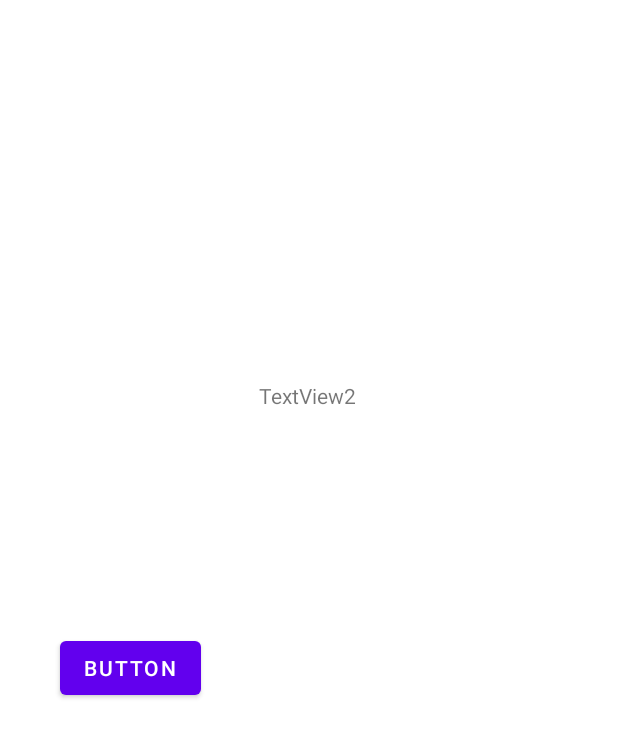
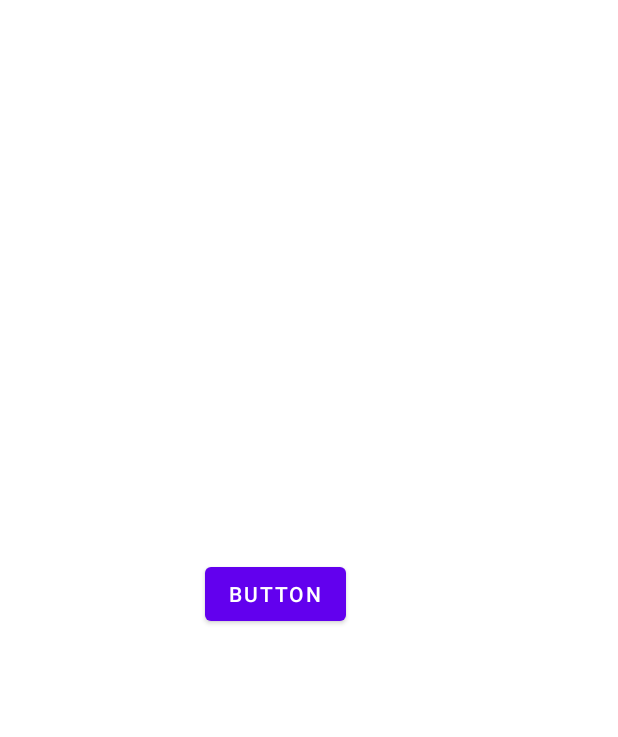
Before and after one commit to champseo2017/learn_kotlin_02, an Android app: the screen it shows after launch (MainActivity), on a phone screen of 412 x 824 dp. Shown: the top 737 px of the screen. Run offline under Robolectric (Android 15) with nearby library versions, the phone set to English and light mode, and no system bars.

Commit message:
การระบุตำแหน่งด้วย Guideline

```diff
--- a/app/src/main/java/com/example/myapp01/MainActivity.kt
+++ b/app/src/main/java/com/example/myapp01/MainActivity.kt
@@ -20,7 +20,12 @@ class MainActivity: AppCompatActivity() {
 //            Snackbar.make(view, "Hello Snackbar", Snackbar.LENGTH_LONG).show()
 //        }
     }
-    /*  การยกเลิกการยึดติดของ ConstraintLayout
-        - คลิกขวาเลือกคำสั่ง Clear Constraints of Selection เพื่อยกเลิกการยึดติด
+    /*  การระบุตำแหน่งด้วย Guideline
+       - Guideline เป็นแนวทางที่สมมติขึ้นมา ทำหน้าที่ช่วยยืนยันตำแหน่งใน ConstraintLayout ง่ายยิ่งขึ้น ซึ้งมี
+         2 ประเภทคือ
+           - อ้างอิงตามแนวนอน (แกน x) เรียกว่า Vertical Guideline
+           - อ้างอิงตามแนวตั้ง (แกน y) เรียกว่า Horizontal Guideline
+           - การอ้างอิงตามแนวนอนเข้ากับ Vertical Guideline และ Horizontal Guideline อ้างอิงตามแนวตั้ง
+           ครอบแล้วไม่ต้องอ้างอิง ConstraintLayout ก็ได้ ถือว่าการอ้างอิงตำแหน่งสมบูรณ์
     * */
 }
--- a/app/src/main/res/layout/activity_main.xml
+++ b/app/src/main/res/layout/activity_main.xml
@@ -11,28 +11,29 @@
         android:layout_width="match_parent"
         android:layout_height="match_parent">
 
-
-        <TextView
-            android:id="@+id/textview2"
+        <Button
+            android:id="@+id/button2"
             android:layout_width="wrap_content"
             android:layout_height="wrap_content"
-            android:text="@string/textview2"
-            app:layout_constraintBottom_toBottomOf="parent"
-            app:layout_constraintEnd_toEndOf="parent"
-            app:layout_constraintHorizontal_bias="0.498"
-            app:layout_constraintStart_toStartOf="parent"
-            app:layout_constraintTop_toTopOf="parent"
-            app:layout_constraintVertical_bias="0.316" />
+            android:layout_marginStart="36dp"
+            android:layout_marginTop="104dp"
+            android:text="Button"
+            app:layout_constraintStart_toStartOf="@+id/guideline2"
+            app:layout_constraintTop_toTopOf="@+id/guideline3" />
 
-        <Button
-            android:id="@+id/button"
+        <androidx.constraintlayout.widget.Guideline
+            android:id="@+id/guideline2"
             android:layout_width="wrap_content"
             android:layout_height="wrap_content"
-            android:layout_marginStart="40dp"
-            android:layout_marginTop="148dp"
-            android:text="Button"
-            app:layout_constraintStart_toStartOf="parent"
-            app:layout_constraintTop_toBottomOf="@+id/textview2" />
+            android:orientation="vertical"
+            app:layout_constraintGuide_begin="101dp" />
+
+        <androidx.constraintlayout.widget.Guideline
+            android:id="@+id/guideline3"
+            android:layout_width="wrap_content"
+            android:layout_height="wrap_content"
+            android:orientation="horizontal"
+            app:layout_constraintGuide_begin="268dp" />
     </androidx.constraintlayout.widget.ConstraintLayout>
 
 </androidx.coordinatorlayout.widget.CoordinatorLayout>
```
